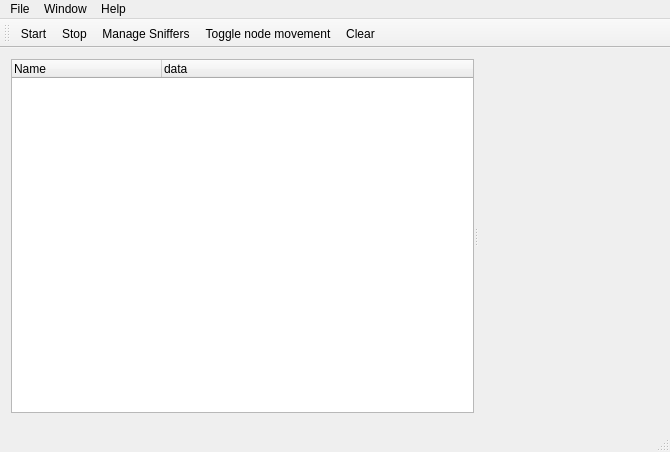
Old version of the form MainWindow.ui in the repository cetic/foren6-gui-qt.
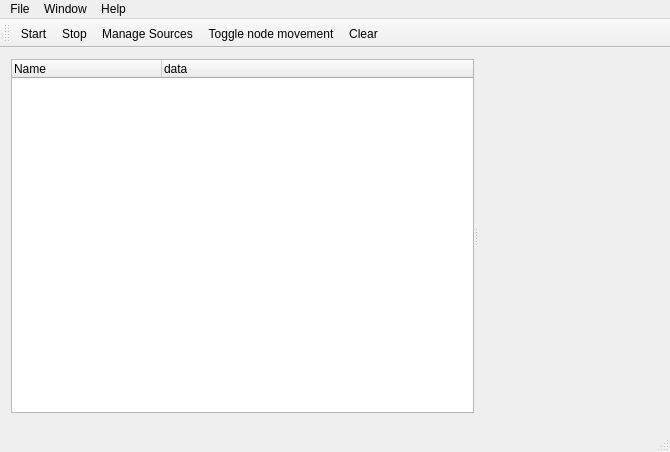
New version of the form. Icons and pictures are not drawn. Custom widgets are drawn as their Qt base class.

Commit message: Rename manage sniffers to manage sources

Diff of the .ui file:
```diff
--- a/MainWindow.ui
+++ b/MainWindow.ui
@@ -126,7 +126,7 @@
   </action>
   <action name="actionOpenSnifferDialog">
    <property name="text">
-    <string>Manage Sniffers</string>
+    <string>Manage Sources</string>
    </property>
   </action>
   <action name="actionNewInformationWindow">
```
Left out of the diff: 2 changed lines with no effect on the pictures.
